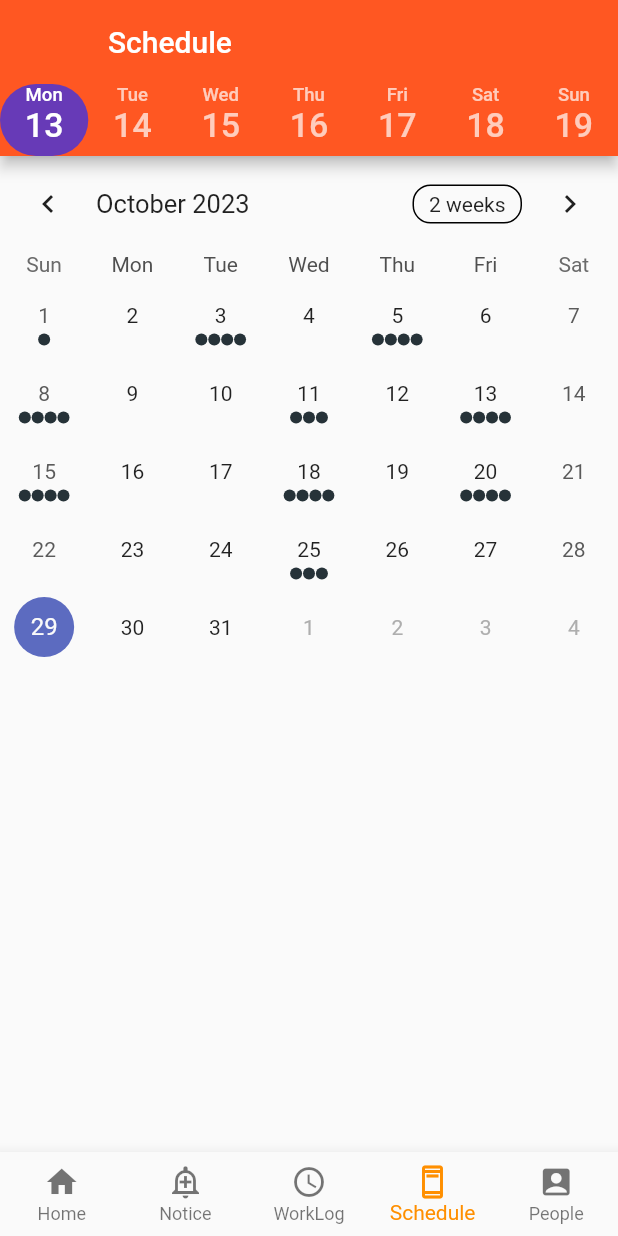
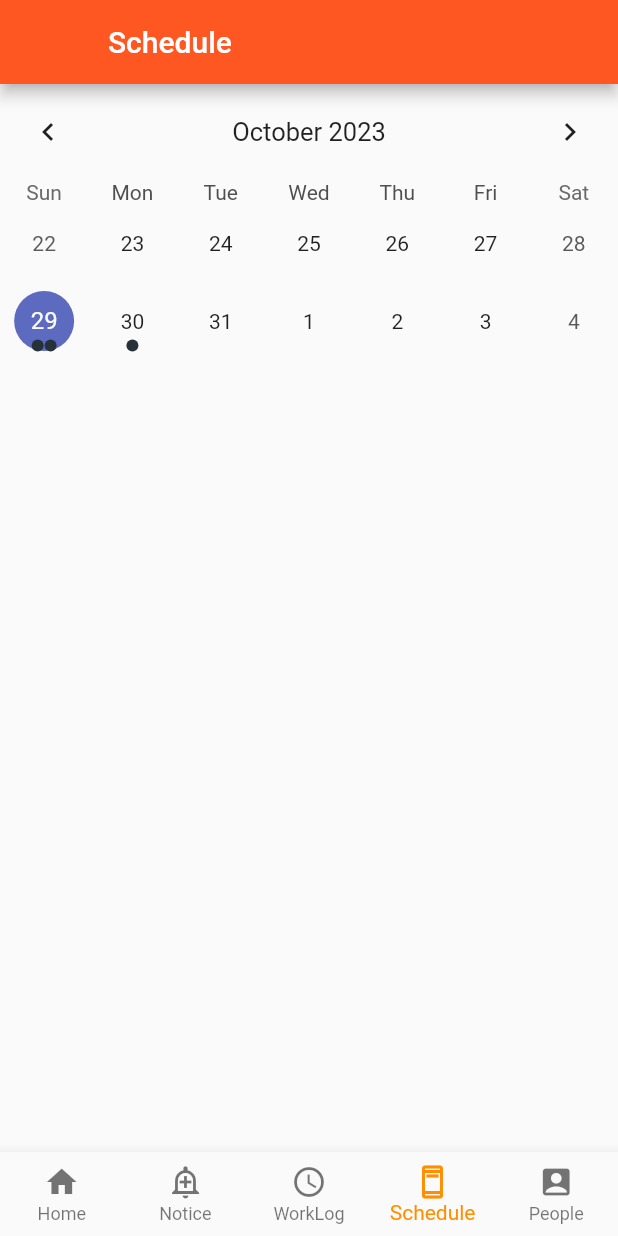
Before and after one commit to yeongsol-Kim/Namoo-App-flutter, a Flutter app: the screen it shows after launch, item 4 of the bottom bar chosen, on a phone screen of 412 x 824 dp. Run offline on Flutter 3.47's test engine with Material 2 defaults, Android fonts, the phone set to English and light mode, and no system bars; drawn by our look-alikes of table_calendar; our stand-ins replace flutter_swiper_plus; missing offline and left inert: scrollable_list_tabview.

Commit message:
calendar - temporary event containter height fixed

```diff
--- a/lib/model/model_event.dart
+++ b/lib/model/model_event.dart
@@ -1,8 +1,9 @@
 class Event {
-  String title;
-  bool complete;
-  Event(this.title, this.complete);
+  String name;
+  DateTime startTime;
+  DateTime endTime;
+  Event(this.name, this.startTime, this.endTime);
 
   @override
-  String toString() => title;
+  String toString() => name;
 }
--- a/lib/screen/screen_schedule.dart
+++ b/lib/screen/screen_schedule.dart
@@ -19,49 +19,49 @@ class _ScheduleScreenState extends State<ScheduleScreen> {
         appBar: AppBar(
           title: Text("Schedule"),
           backgroundColor: Colors.deepOrange,
-          bottom: TabBar(
-            // isScrollable: true,
-            indicator: BoxDecoration(
-                borderRadius: BorderRadius.circular(100), // Creates border
-                color: Colors.deepPurple),
-            tabs: [
-              Tab( child: Column( children: [
-                Text("Mon", style: TextStyle(fontSize: width * 0.03), textAlign: TextAlign.center),
-                Text("13", style: TextStyle(fontSize: width * 0.055), textAlign: TextAlign.center),
-                //Text("Oct", style: TextStyle(fontSize: width * 0.03), textAlign: TextAlign.center),
-              ],),),
-              Tab( child: Column(children: [
-                Text("Tue", style: TextStyle(fontSize: width * 0.03), textAlign: TextAlign.center),
-                Text("14", style: TextStyle(fontSize: width * 0.055), textAlign: TextAlign.center),
-                //Text("Oct", style: TextStyle(fontSize: width * 0.03), textAlign: TextAlign.center),
-              ],),),
-              Tab( child: Column(children: [
-                Text("Wed", style: TextStyle(fontSize: width * 0.03), textAlign: TextAlign.center),
-                Text("15", style: TextStyle(fontSize: width * 0.055), textAlign: TextAlign.center),
-                //Text("Oct", style: TextStyle(fontSize: width * 0.03), textAlign: TextAlign.center),
-              ],),),
-              Tab( child: Column(children: [
-                Text("Thu", style: TextStyle(fontSize: width * 0.03), textAlign: TextAlign.center),
-                Text("16", style: TextStyle(fontSize: width * 0.055), textAlign: TextAlign.center),
-                //Text("Oct", style: TextStyle(fontSize: width * 0.03), textAlign: TextAlign.center),
-              ],),),
-              Tab( child: Column(children: [
-                Text("Fri", style: TextStyle(fontSize: width * 0.03), textAlign: TextAlign.center),
-                Text("17", style: TextStyle(fontSize: width * 0.055), textAlign: TextAlign.center),
-                //Text("Oct", style: TextStyle(fontSize: width * 0.03), textAlign: TextAlign.center),
-              ],),),
-              Tab( child: Column(children: [
-                Text("Sat", style: TextStyle(fontSize: width * 0.03), textAlign: TextAlign.center),
-                Text("18", style: TextStyle(fontSize: width * 0.055), textAlign: TextAlign.center),
-                //Text("Oct", style: TextStyle(fontSize: width * 0.03), textAlign: TextAlign.center),
-              ],),),
-              Tab( child: Column(children: [
-                Text("Sun", style: TextStyle(fontSize: width * 0.03), textAlign: TextAlign.center),
-                Text("19", style: TextStyle(fontSize: width * 0.055), textAlign: TextAlign.center),
-                //Text("Oct", style: TextStyle(fontSize: width * 0.03), textAlign: TextAlign.center),
-              ],),),
-            ],
-          ),
+          // bottom: TabBar(
+          //   // isScrollable: true,
+          //   indicator: BoxDecoration(
+          //       borderRadius: BorderRadius.circular(100), // Creates border
+          //       color: Colors.deepPurple),
+          //   tabs: [
+          //     Tab( child: Column( children: [
+          //       Text("Mon", style: TextStyle(fontSize: width * 0.03), textAlign: TextAlign.center),
+          //       Text("13", style: TextStyle(fontSize: width * 0.055), textAlign: TextAlign.center),
+          //       //Text("Oct", style: TextStyle(fontSize: width * 0.03), textAlign: TextAlign.center),
+          //     ],),),
+          //     Tab( child: Column(children: [
+          //       Text("Tue", style: TextStyle(fontSize: width * 0.03), textAlign: TextAlign.center),
+          //       Text("14", style: TextStyle(fontSize: width * 0.055), textAlign: TextAlign.center),
+          //       //Text("Oct", style: TextStyle(fontSize: width * 0.03), textAlign: TextAlign.center),
+          //     ],),),
+          //     Tab( child: Column(children: [
+          //       Text("Wed", style: TextStyle(fontSize: width * 0.03), textAlign: TextAlign.center),
+          //       Text("15", style: TextStyle(fontSize: width * 0.055), textAlign: TextAlign.center),
+          //       //Text("Oct", style: TextStyle(fontSize: width * 0.03), textAlign: TextAlign.center),
+          //     ],),),
+          //     Tab( child: Column(children: [
+          //       Text("Thu", style: TextStyle(fontSize: width * 0.03), textAlign: TextAlign.center),
+          //       Text("16", style: TextStyle(fontSize: width * 0.055), textAlign: TextAlign.center),
+          //       //Text("Oct", style: TextStyle(fontSize: width * 0.03), textAlign: TextAlign.center),
+          //     ],),),
+          //     Tab( child: Column(children: [
+          //       Text("Fri", style: TextStyle(fontSize: width * 0.03), textAlign: TextAlign.center),
+          //       Text("17", style: TextStyle(fontSize: width * 0.055), textAlign: TextAlign.center),
+          //       //Text("Oct", style: TextStyle(fontSize: width * 0.03), textAlign: TextAlign.center),
+          //     ],),),
+          //     Tab( child: Column(children: [
+          //       Text("Sat", style: TextStyle(fontSize: width * 0.03), textAlign: TextAlign.center),
+          //       Text("18", style: TextStyle(fontSize: width * 0.055), textAlign: TextAlign.center),
+          //       //Text("Oct", style: TextStyle(fontSize: width * 0.03), textAlign: TextAlign.center),
+          //     ],),),
+          //     Tab( child: Column(children: [
+          //       Text("Sun", style: TextStyle(fontSize: width * 0.03), textAlign: TextAlign.center),
+          //       Text("19", style: TextStyle(fontSize: width * 0.055), textAlign: TextAlign.center),
+          //       //Text("Oct", style: TextStyle(fontSize: width * 0.03), textAlign: TextAlign.center),
+          //     ],),),
+          //   ],
+          // ),
           leading:  Container(),
         ),
         body : Column(
--- a/lib/widget/widget_calendar.dart
+++ b/lib/widget/widget_calendar.dart
@@ -2,6 +2,7 @@
 import 'package:flutter/material.dart';
 import 'package:namoo/model/model_event.dart';
 import 'package:table_calendar/table_calendar.dart';
+import 'package:intl/intl.dart';
 
 class Calendar extends StatefulWidget {
   @override
@@ -10,20 +11,12 @@ class Calendar extends StatefulWidget {
 }
 
 class _CalendarState extends State<Calendar>{
-  CalendarFormat _calendarFormat = CalendarFormat.month;
   DateTime _focusedDay = DateTime.now();
   DateTime? _selectedDay;
+  DateFormat shiftTimeFormat = DateFormat("HH:mm");
   Map<DateTime, dynamic> kEvents = {
-    DateTime.utc(2023,10,1) : [Event('5분 기도하기', false),],
-    DateTime.utc(2023,10,3) : [Event('5분 기도하기', false),Event('교회 가서 인증샷 찍기', false),Event('QT하기', true),Event('셀 모임하기', true),],
-    DateTime.utc(2023,10,5) : [Event('5분 기도하기', true),Event('치킨 먹기', true),Event('QT하기', true),Event('셀 모임하기', true),],
-    DateTime.utc(2023,10,8) : [Event('5분 기도하기', true),Event('자기 셀카 올리기', true),Event('QT하기', true),Event('셀 모임하기', true),],
-    DateTime.utc(2023,10,11) : [Event('5분 기도하기', true),Event('가족과 저녁식사 하기', true),Event('QT하기', true)],
-    DateTime.utc(2023,10,13) : [Event('5분 기도하기', true),Event('교회 가서 인증샷 찍기', true),Event('QT하기', true),Event('셀 모임하기', true),],
-    DateTime.utc(2023,10,15) : [Event('5분 기도하기', true),Event('치킨 먹기', true),Event('QT하기', true),Event('셀 모임하기', true),],
-    DateTime.utc(2023,10,18) : [Event('5분 기도하기', true),Event('자기 셀카 올리기', true),Event('QT하기', true),Event('셀 모임하기', true),],
-    DateTime.utc(2023,10,20) : [Event('5분 기도하기', true),Event('자기 셀카 올리기', true),Event('QT하기', true),Event('셀 모임하기', true),],
-    DateTime.utc(2023,10,25) : [Event('5분 기도하기', true),Event('가족과 저녁식사 하기', true),Event('QT하기', true)]
+    DateTime.utc(2023,10,29) : [Event('Jack', DateTime(2023, 10, 29, 11, 30), DateTime(2023, 10, 29, 22, 0),), Event('Hanz', DateTime(2023, 10, 29, 11, 30, 0), DateTime(2023, 10, 29, 22, 00, 0),)],
+    DateTime.utc(2023,10,30) : [Event('sol', DateTime(2023, 10, 2, 9, 30), DateTime(2023, 10, 2, 16, 0),)],
   };
 
   late final ValueNotifier<List<Event>> _selectedEvents;
@@ -45,9 +38,14 @@ class _CalendarState extends State<Calendar>{
     return Column(
       children: [
         TableCalendar(
-          firstDay: DateTime.utc(2010, 10, 16),
-          lastDay: DateTime.utc(2030, 3, 14),
+          firstDay: DateTime.utc(2023, 1, 1),
+          lastDay: DateTime.utc(2033, 1, 1),
           focusedDay: _focusedDay,
+          calendarFormat: CalendarFormat.twoWeeks,
+          headerStyle: HeaderStyle(
+            formatButtonVisible: false,
+            titleCentered: true,
+          ),
           selectedDayPredicate: (day) {
             return isSameDay(_selectedDay, day);
           },
@@ -61,12 +59,11 @@ class _CalendarState extends State<Calendar>{
               _selectedEvents.value = _getEventsForDay(selectedDay);
             });
           },
-          calendarFormat: _calendarFormat,
-          onFormatChanged: (format) {
-            setState(() {
-              _calendarFormat = format;
-            });
-          },
+          // onFormatChanged: (format) {
+          //   setState(() {
+          //     _calendarFormat = format;
+          //   });
+          // },
           onPageChanged: (focusedDay) {
             _focusedDay = focusedDay;
           },
@@ -79,7 +76,7 @@ class _CalendarState extends State<Calendar>{
             valueListenable: _selectedEvents,
             builder: (context, value, _) {
               return Container(
-                height: 160,
+                height: 300,
                 child: ListView.builder(
                   itemCount: value.length,
                   itemBuilder: (context, index) {
@@ -90,11 +87,12 @@ class _CalendarState extends State<Calendar>{
                       ),
                       decoration: BoxDecoration(
                         border: Border.all(),
-                        borderRadius: BorderRadius.circular(12.0),
+                        borderRadius: BorderRadius.circular(5.0),
                       ),
                       child: ListTile(
                         onTap: () => print('${value[index]}'),
                         title: Text('${value[index]}',),
+                        subtitle: Text('${shiftTimeFormat.format(value[index].startTime)} ~ ${shiftTimeFormat.format(value[index].endTime)}'),
                       ),
                     );
                   },
```
